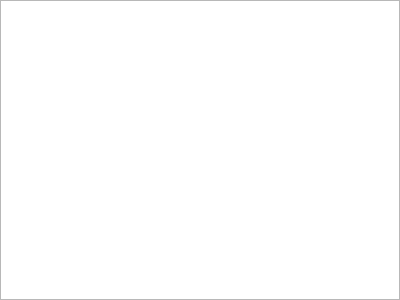
asjach/db_app, file ui/sources/page_riwayat_keaktifan_guru.ui: the form before one commit.
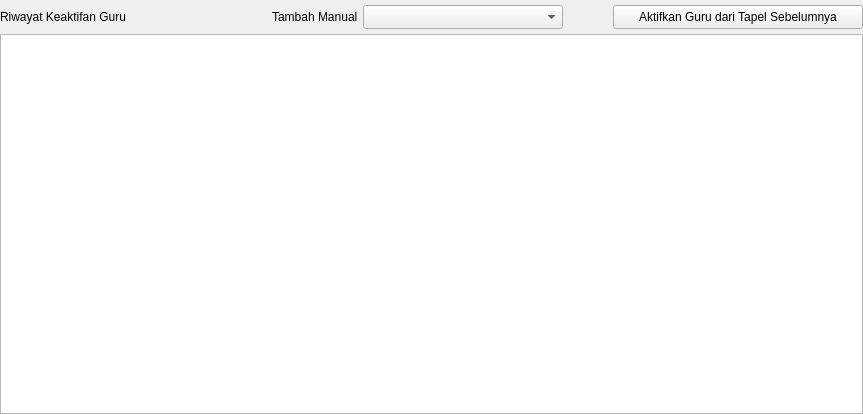
The form after the commit.

Diff of the .ui file:
```diff
--- a/ui/sources/page_riwayat_keaktifan_guru.ui
+++ b/ui/sources/page_riwayat_keaktifan_guru.ui
@@ -6,8 +6,8 @@
    <rect>
     <x>0</x>
     <y>0</y>
-    <width>400</width>
-    <height>300</height>
+    <width>863</width>
+    <height>414</height>
    </rect>
   </property>
   <property name="windowTitle">
@@ -18,7 +18,7 @@
     <number>0</number>
    </property>
    <property name="topMargin">
-    <number>0</number>
+    <number>5</number>
    </property>
    <property name="rightMargin">
     <number>0</number>
@@ -27,9 +27,84 @@
     <number>0</number>
    </property>
    <property name="spacing">
-    <number>0</number>
+    <number>5</number>
    </property>
+   <item row="0" column="1">
+    <spacer name="horizontalSpacer">
+     <property name="orientation">
+      <enum>Qt::Horizontal</enum>
+     </property>
+     <property name="sizeHint" stdset="0">
+      <size>
+       <width>40</width>
+       <height>20</height>
+      </size>
+     </property>
+    </spacer>
+   </item>
+   <item row="0" column="3">
+    <widget class="QComboBox" name="cbo_guru">
+     <property name="minimumSize">
+      <size>
+       <width>200</width>
+       <height>24</height>
+      </size>
+     </property>
+     <property name="toolTip">
+      <string>Pilih guru yang akan ditambahkan</string>
+     </property>
+    </widget>
+   </item>
+   <item row="0" column="4">
+    <spacer name="horizontalSpacer_2">
+     <property name="orientation">
+      <enum>Qt::Horizontal</enum>
+     </property>
+     <property name="sizeType">
+      <enum>QSizePolicy::Fixed</enum>
+     </property>
+     <property name="sizeHint" stdset="0">
+      <size>
+       <width>40</width>
+       <height>20</height>
+      </size>
+     </property>
+    </spacer>
+   </item>
+   <item row="0" column="2">
+    <widget class="QLabel" name="label_2">
+     <property name="text">
+      <string>Tambah Manual</string>
+     </property>
+    </widget>
+   </item>
    <item row="0" column="0">
+    <widget class="QLabel" name="label">
+     <property name="minimumSize">
+      <size>
+       <width>0</width>
+       <height>24</height>
+      </size>
+     </property>
+     <property name="text">
+      <string>Riwayat Keaktifan Guru</string>
+     </property>
+    </widget>
+   </item>
+   <item row="0" column="5">
+    <widget class="QPushButton" name="btn_tapel_sebelumnya">
+     <property name="minimumSize">
+      <size>
+       <width>250</width>
+       <height>24</height>
+      </size>
+     </property>
+     <property name="text">
+      <string>Aktifkan Guru dari Tapel Sebelumnya</string>
+     </property>
+    </widget>
+   </item>
+   <item row="1" column="0" colspan="6">
     <widget class="QTableWidget" name="tbl_keaktifan"/>
    </item>
   </layout>
```
